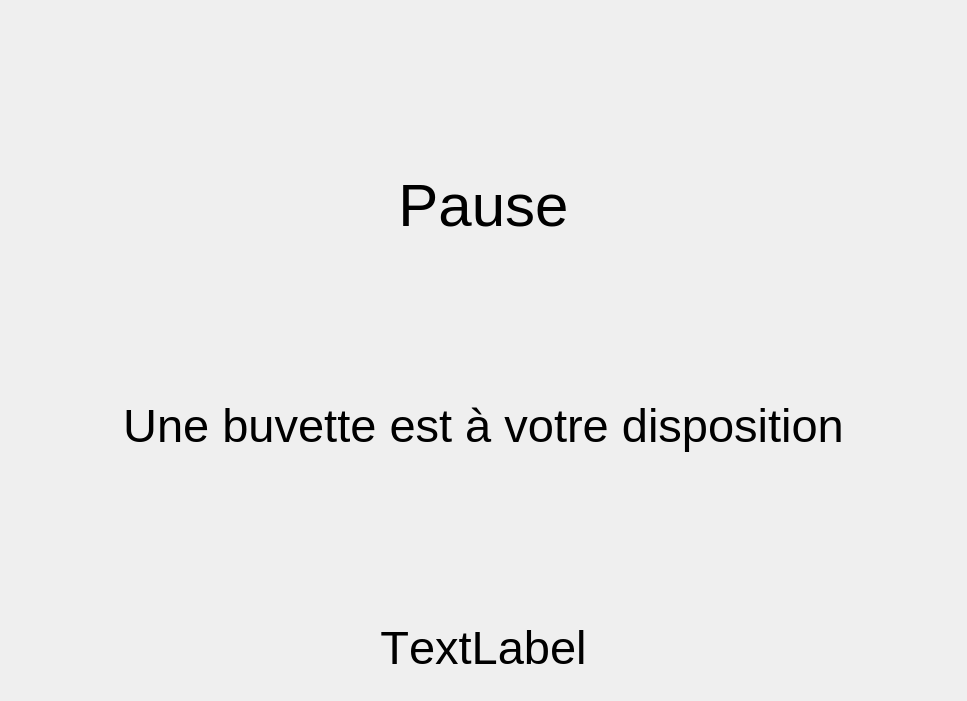
This is sources/gui/ui/DisplayWindow.ui in Silmaen/EvenementLoto as Qt 5 draws it before an edit. The edited form follows.
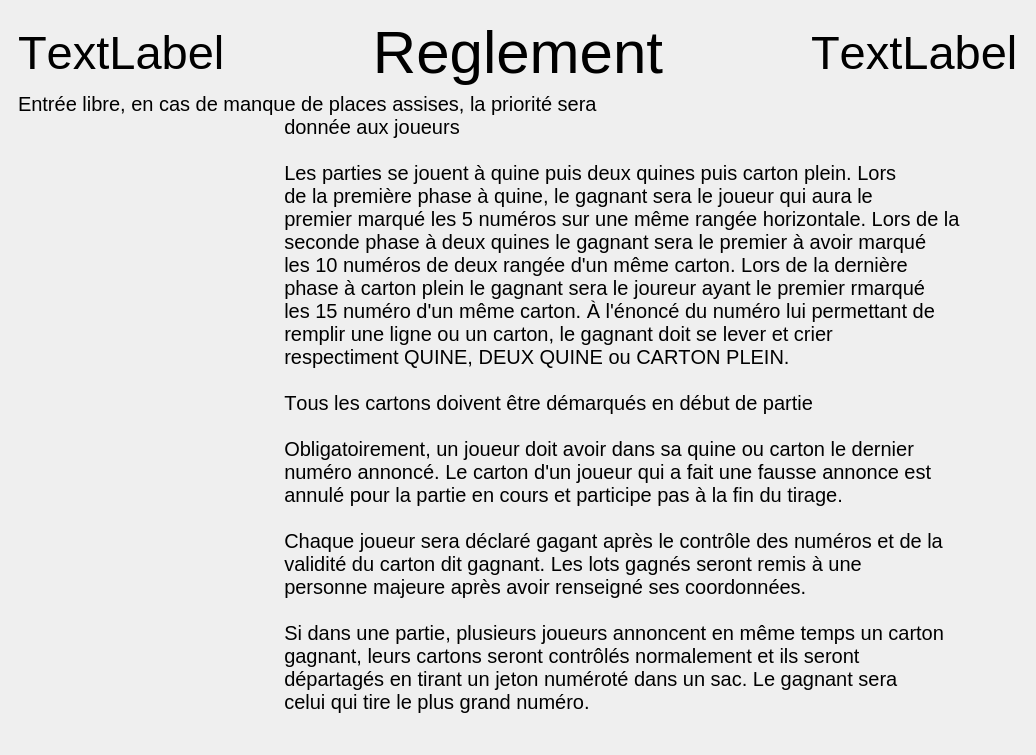
This is the edited form.

Commit message: Ajout page de règlement

The edit to the form file:
```diff
--- a/sources/gui/ui/DisplayWindow.ui
+++ b/sources/gui/ui/DisplayWindow.ui
@@ -6,8 +6,8 @@
             <rect>
                 <x>0</x>
                 <y>0</y>
-                <width>967</width>
-                <height>701</height>
+                <width>1021</width>
+                <height>755</height>
             </rect>
         </property>
         <property name="font">
@@ -33,14 +33,14 @@
                 <item row="0" column="0">
                     <widget class="QStackedWidget" name="PageManager">
                         <property name="currentIndex">
-                            <number>5</number>
+                            <number>6</number>
                         </property>
                         <widget class="QWidget" name="pageEventTitle">
                             <layout class="QGridLayout" name="gridLayout_2">
                                 <item row="0" column="0" rowspan="2">
                                     <widget class="QLabel" name="ET_OrganizerLogo">
                                         <property name="sizePolicy">
-                                            <sizepolicy hsizetype="Preferred" vsizetype="Preferred">
+                                            <sizepolicy hsizetype="Expanding" vsizetype="Expanding">
                                                 <horstretch>1</horstretch>
                                                 <verstretch>1</verstretch>
                                             </sizepolicy>
@@ -54,9 +54,6 @@
                                         <property name="text">
                                             <string>TextLabel</string>
                                         </property>
-                                        <property name="scaledContents">
-                                            <bool>true</bool>
-                                        </property>
                                         <property name="alignment">
                                             <set>Qt::AlignCenter</set>
                                         </property>
@@ -129,7 +126,7 @@
                                 <item row="2" column="1" rowspan="2" colspan="4">
                                     <widget class="QLabel" name="ET_EventLogo">
                                         <property name="sizePolicy">
-                                            <sizepolicy hsizetype="Preferred" vsizetype="Preferred">
+                                            <sizepolicy hsizetype="Expanding" vsizetype="Expanding">
                                                 <horstretch>0</horstretch>
                                                 <verstretch>5</verstretch>
                                             </sizepolicy>
@@ -248,7 +245,7 @@
                                 <item row="0" column="1">
                                     <widget class="QLabel" name="RT_RoundTitle">
                                         <property name="sizePolicy">
-                                            <sizepolicy hsizetype="Preferred" vsizetype="Preferred">
+                                            <sizepolicy hsizetype="Expanding" vsizetype="Expanding">
                                                 <horstretch>0</horstretch>
                                                 <verstretch>1</verstretch>
                                             </sizepolicy>
@@ -358,7 +355,7 @@
                                 <item row="2" column="0" colspan="3">
                                     <widget class="QLabel" name="RT_Logo">
                                         <property name="sizePolicy">
-                                            <sizepolicy hsizetype="Preferred" vsizetype="Preferred">
+                                            <sizepolicy hsizetype="Expanding" vsizetype="Expanding">
                                                 <horstretch>0</horstretch>
                                                 <verstretch>1</verstretch>
                                             </sizepolicy>
@@ -769,6 +766,11 @@
                                                                 <property name="title">
                                                                     <string>Heure</string>
                                                                 </property>
+                                                                <property name="alignment">
+                                                                    <set>
+                                                                        Qt::AlignRight|Qt::AlignTrailing|Qt::AlignVCenter
+                                                                    </set>
+                                                                </property>
                                                                 <property name="flat">
                                                                     <bool>true</bool>
                                                                 </property>
@@ -796,6 +798,11 @@
                                                                             <property name="text">
                                                                                 <string>15:25</string>
                                                                             </property>
+                                                                            <property name="alignment">
+                                                                                <set>
+                                                                                    Qt::AlignRight|Qt::AlignTrailing|Qt::AlignVCenter
+                                                                                </set>
+                                                                            </property>
                                                                         </widget>
                                                                     </item>
                                                                 </layout>
@@ -884,9 +891,6 @@
                                                     <property name="text">
                                                         <string>Logo</string>
                                                     </property>
-                                                    <property name="scaledContents">
-                                                        <bool>false</bool>
-                                                    </property>
                                                     <property name="alignment">
                                                         <set>Qt::AlignCenter</set>
                                                     </property>
@@ -897,39 +901,6 @@
                                 </item>
                             </layout>
                         </widget>
-                        <widget class="QWidget" name="pageRoundPause">
-                            <widget class="QLabel" name="label_9">
-                                <property name="geometry">
-                                    <rect>
-                                        <x>340</x>
-                                        <y>250</y>
-                                        <width>601</width>
-                                        <height>221</height>
-                                    </rect>
-                                </property>
-                                <property name="font">
-                                    <font>
-                                        <pointsize>45</pointsize>
-                                        <kerning>false</kerning>
-                                    </font>
-                                </property>
-                                <property name="text">
-                                    <string>Round Pause</string>
-                                </property>
-                                <property name="scaledContents">
-                                    <bool>true</bool>
-                                </property>
-                                <property name="alignment">
-                                    <set>Qt::AlignCenter</set>
-                                </property>
-                                <property name="wordWrap">
-                                    <bool>true</bool>
-                                </property>
-                                <property name="textInteractionFlags">
-                                    <set>Qt::NoTextInteraction</set>
-                                </property>
-                            </widget>
-                        </widget>
                         <widget class="QWidget" name="pageRoundEnd">
                             <layout class="QGridLayout" name="gridLayout_9">
                                 <item row="3" column="0">
@@ -996,7 +967,7 @@
                                 <item row="4" column="0">
                                     <widget class="QLabel" name="RE_Logo">
                                         <property name="sizePolicy">
-                                            <sizepolicy hsizetype="Preferred" vsizetype="Preferred">
+                                            <sizepolicy hsizetype="Expanding" vsizetype="Expanding">
                                                 <horstretch>0</horstretch>
                                                 <verstretch>2</verstretch>
                                             </sizepolicy>
@@ -1029,7 +1000,7 @@
                                 <item row="5" column="1">
                                     <widget class="QLabel" name="EP_Logo">
                                         <property name="sizePolicy">
-                                            <sizepolicy hsizetype="Preferred" vsizetype="Preferred">
+                                            <sizepolicy hsizetype="Expanding" vsizetype="Expanding">
                                                 <horstretch>0</horstretch>
                                                 <verstretch>2</verstretch>
                                             </sizepolicy>
@@ -1135,6 +1106,12 @@
                             <layout class="QGridLayout" name="gridLayout_11">
                                 <item row="1" column="0">
                                     <widget class="QLabel" name="EE_LogoA">
+                                        <property name="sizePolicy">
+                                            <sizepolicy hsizetype="Expanding" vsizetype="Expanding">
+                                                <horstretch>1</horstretch>
+                                                <verstretch>0</verstretch>
+                                            </sizepolicy>
+                                        </property>
                                         <property name="text">
                                             <string>TextLabel</string>
                                         </property>
@@ -1168,6 +1145,12 @@
                                 </item>
                                 <item row="1" column="2">
                                     <widget class="QLabel" name="EE_LogoB">
+                                        <property name="sizePolicy">
+                                            <sizepolicy hsizetype="Expanding" vsizetype="Expanding">
+                                                <horstretch>1</horstretch>
+                                                <verstretch>0</verstretch>
+                                            </sizepolicy>
+                                        </property>
                                         <property name="text">
                                             <string>TextLabel</string>
                                         </property>
@@ -1238,6 +1221,157 @@
                                 </item>
                             </layout>
                         </widget>
+                        <widget class="QWidget" name="pageEventRules">
+                            <layout class="QGridLayout" name="gridLayout_14">
+                                <item row="0" column="1">
+                                    <widget class="QLabel" name="label_14">
+                                        <property name="sizePolicy">
+                                            <sizepolicy hsizetype="Preferred" vsizetype="Fixed">
+                                                <horstretch>5</horstretch>
+                                                <verstretch>0</verstretch>
+                                            </sizepolicy>
+                                        </property>
+                                        <property name="font">
+                                            <font>
+                                                <pointsize>45</pointsize>
+                                                <kerning>false</kerning>
+                                            </font>
+                                        </property>
+                                        <property name="text">
+                                            <string>Reglement</string>
+                                        </property>
+                                        <property name="scaledContents">
+                                            <bool>true</bool>
+                                        </property>
+                                        <property name="alignment">
+                                            <set>Qt::AlignCenter</set>
+                                        </property>
+                                        <property name="wordWrap">
+                                            <bool>true</bool>
+                                        </property>
+                                        <property name="textInteractionFlags">
+                                            <set>Qt::NoTextInteraction</set>
+                                        </property>
+                                    </widget>
+                                </item>
+                                <item row="2" column="0" colspan="3">
+                                    <widget class="QLabel" name="ER_Rules">
+                                        <property name="sizePolicy">
+                                            <sizepolicy hsizetype="Preferred" vsizetype="Preferred">
+                                                <horstretch>0</horstretch>
+                                                <verstretch>10</verstretch>
+                                            </sizepolicy>
+                                        </property>
+                                        <property name="font">
+                                            <font>
+                                                <pointsize>15</pointsize>
+                                                <kerning>false</kerning>
+                                            </font>
+                                        </property>
+                                        <property name="text">
+                                            <string>Entrée libre, en cas de manque de places assises, la priorité sera
+                                                donnée aux joueurs
+
+                                                Les parties se jouent à quine puis deux quines puis carton plein. Lors
+                                                de la première phase à quine, le gagnant sera le joueur qui aura le
+                                                premier marqué les 5 numéros sur une même rangée horizontale. Lors de la
+                                                seconde phase à deux quines le gagnant sera le premier à avoir marqué
+                                                les 10 numéros de deux rangée d'un même carton. Lors de la dernière
+                                                phase à carton plein le gagnant sera le joureur ayant le premier rmarqué
+                                                les 15 numéro d'un même carton. À l'énoncé du numéro lui permettant de
+                                                remplir une ligne ou un carton, le gagnant doit se lever et crier
+                                                respectiment QUINE, DEUX QUINE ou CARTON PLEIN.
+
+                                                Tous les cartons doivent être démarqués en début de partie
+
+                                                Obligatoirement, un joueur doit avoir dans sa quine ou carton le dernier
+                                                numéro annoncé. Le carton d'un joueur qui a fait une fausse annonce est
+                                                annulé pour la partie en cours et participe pas à la fin du tirage.
+
+                                                Chaque joueur sera déclaré gagant après le contrôle des numéros et de la
+                                                validité du carton dit gagnant. Les lots gagnés seront remis à une
+                                                personne majeure après avoir renseigné ses coordonnées.
+
+                                                Si dans une partie, plusieurs joueurs annoncent en même temps un carton
+                                                gagnant, leurs cartons seront contrôlés normalement et ils seront
+                                                départagés en tirant un jeton numéroté dans un sac. Le gagnant sera
+                                                celui qui tire le plus grand numéro.
+                                            </string>
+                                        </property>
+                                        <property name="scaledContents">
+                                            <bool>true</bool>
+                                        </property>
+                                        <property name="alignment">
+                                            <set>Qt::AlignLeading|Qt::AlignLeft|Qt::AlignVCenter</set>
+                                        </property>
+                                        <property name="wordWrap">
+                                            <bool>true</bool>
+                                        </property>
+                                        <property name="textInteractionFlags">
+                                            <set>Qt::NoTextInteraction</set>
+                                        </property>
+                                    </widget>
+                                </item>
+                                <item row="3" column="0" colspan="3">
+                                    <spacer name="verticalSpacer_12">
+                                        <property name="orientation">
+                                            <enum>Qt::Vertical</enum>
+                                        </property>
+                                        <property name="sizeHint" stdset="0">
+                                            <size>
+                                                <width>918</width>
+                                                <height>38</height>
+                                            </size>
+                                        </property>
+                                    </spacer>
+                                </item>
+                                <item row="0" column="2" rowspan="2">
+                                    <widget class="QLabel" name="ER_LogoB">
+                                        <property name="sizePolicy">
+                                            <sizepolicy hsizetype="Expanding" vsizetype="Expanding">
+                                                <horstretch>1</horstretch>
+                                                <verstretch>1</verstretch>
+                                            </sizepolicy>
+                                        </property>
+                                        <property name="text">
+                                            <string>TextLabel</string>
+                                        </property>
+                                        <property name="scaledContents">
+                                            <bool>false</bool>
+                                        </property>
+                                    </widget>
+                                </item>
+                                <item row="1" column="1">
+                                    <spacer name="verticalSpacer_13">
+                                        <property name="orientation">
+                                            <enum>Qt::Vertical</enum>
+                                        </property>
+                                        <property name="sizeHint" stdset="0">
+                                            <size>
+                                                <width>574</width>
+                                                <height>37</height>
+                                            </size>
+                                        </property>
+                                    </spacer>
+                                </item>
+                                <item row="0" column="0" rowspan="2">
+                                    <widget class="QLabel" name="ER_LogoA">
+                                        <property name="sizePolicy">
+                                            <sizepolicy hsizetype="Expanding" vsizetype="Expanding">
+                                                <horstretch>1</horstretch>
+                                                <verstretch>1</verstretch>
+                                            </sizepolicy>
+                                        </property>
+                                        <property name="text">
+                                            <string>TextLabel</string>
+                                        </property>
+                                        <property name="scaledContents">
+                                            <bool>false</bool>
+                                        </property>
+                                    </widget>
+                                </item>
+                            </layout>
+                        </widget>
                     </widget>
                 </item>
             </layout>
```
The commit also changes 8 other files.
